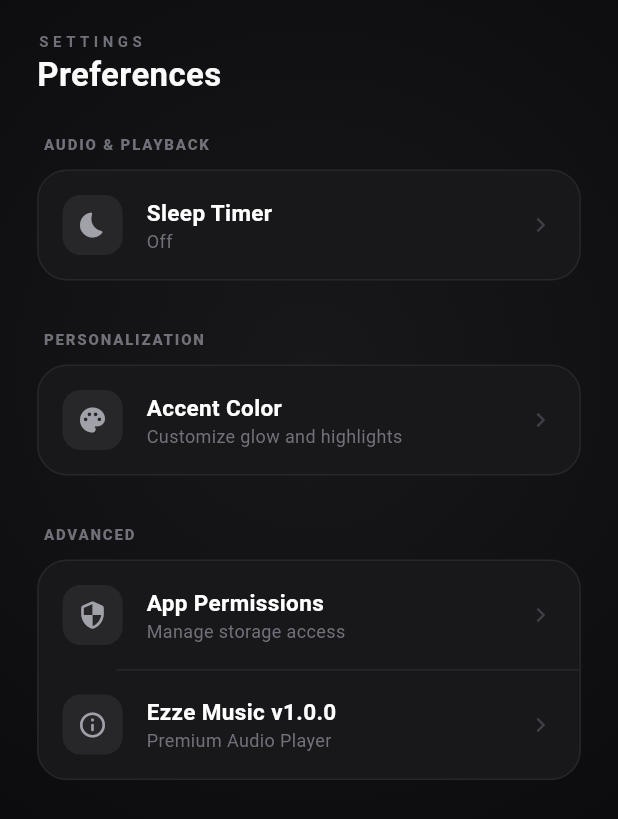
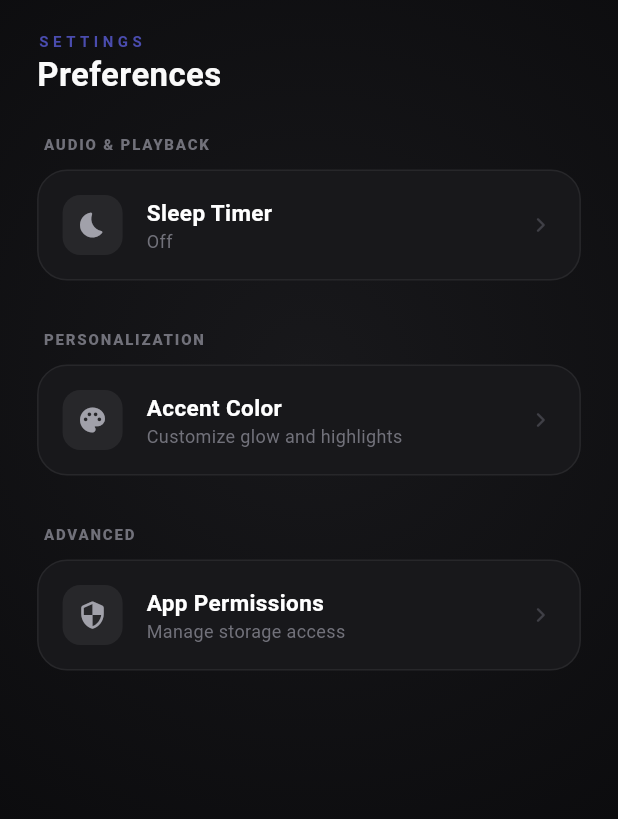
Before and after one commit to ImranHasan134/EzzeMusic, a Flutter app: the SettingsScreen widget shown alone on an empty page, opened directly, on a phone screen of 412 x 824 dp. Shown: the top 819 px of the screen. Run offline on Flutter 3.47's test engine with Material 3 defaults, Android fonts, the phone set to English and light mode, and no system bars; our stand-ins replace file_picker, just_audio, just_audio_background, marquee, on_audio_query, permission_handler and 1 more; accounts and stored records are empty.

Commit message:
Settings Changes

```diff
--- a/lib/ui/screens/settings_screen.dart
+++ b/lib/ui/screens/settings_screen.dart
@@ -28,7 +28,16 @@ class SettingsScreen extends StatelessWidget {
       child: ListView(
         padding: EdgeInsets.fromLTRB(size.width * 0.06, 20, size.width * 0.06, 120),
         children: [
-          const Text('SETTINGS', style: TextStyle(color: _textMuted, fontSize: 10, fontWeight: FontWeight.w700, letterSpacing: 3)),
+          Text(
+              'SETTINGS',
+              style: TextStyle(
+                // Changed from _textMuted to dynamic accent with opacity
+                  color: accent.withOpacity(0.7),
+                  fontSize: 10,
+                  fontWeight: FontWeight.w700,
+                  letterSpacing: 3
+              )
+          ),
           const Text('Preferences', style: TextStyle(color: _textPrimary, fontSize: 22, fontWeight: FontWeight.w700)),
           const SizedBox(height: 24),
 
@@ -61,9 +70,7 @@ class SettingsScreen extends StatelessWidget {
           const _SectionHeader(title: 'Advanced'),
           _SettingsCard(children: [
             _SettingsTile(icon: Icons.security_rounded, title: 'App Permissions', subtitle: 'Manage storage access', accentColor: accent, onTap: () => openAppSettings()),
-            const Divider(height: 1, color: _divider, indent: 52),
-            _SettingsTile(icon: Icons.info_outline_rounded, title: 'Ezze Music v1.0.0', subtitle: 'Premium Audio Player', accentColor: accent, onTap: () {}),
-          ]),
+            ]),
         ],
       ),
     );
```
Also changed, not shown: lib/ui/screens/now_playing_screen.dart (+23 -10 lines).
